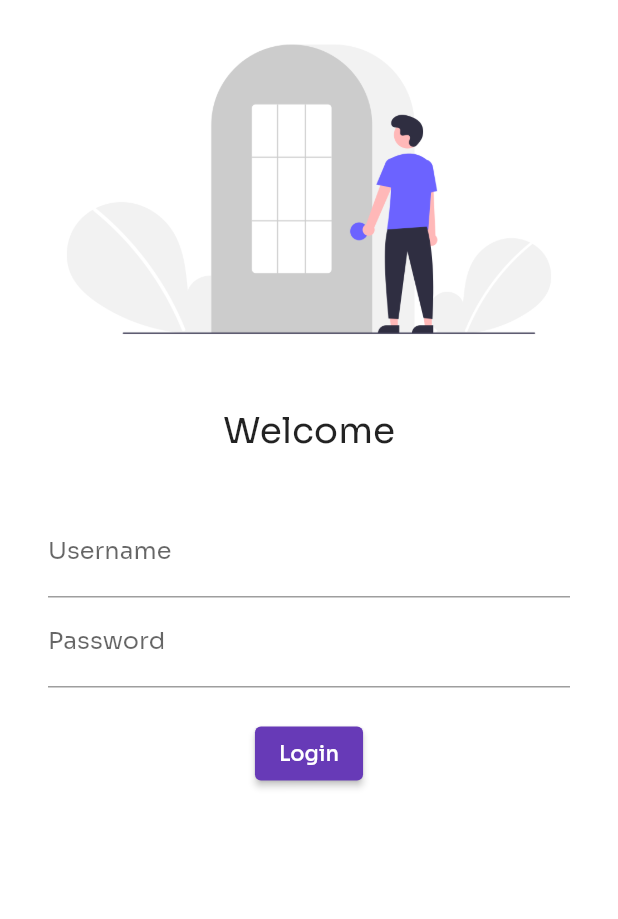
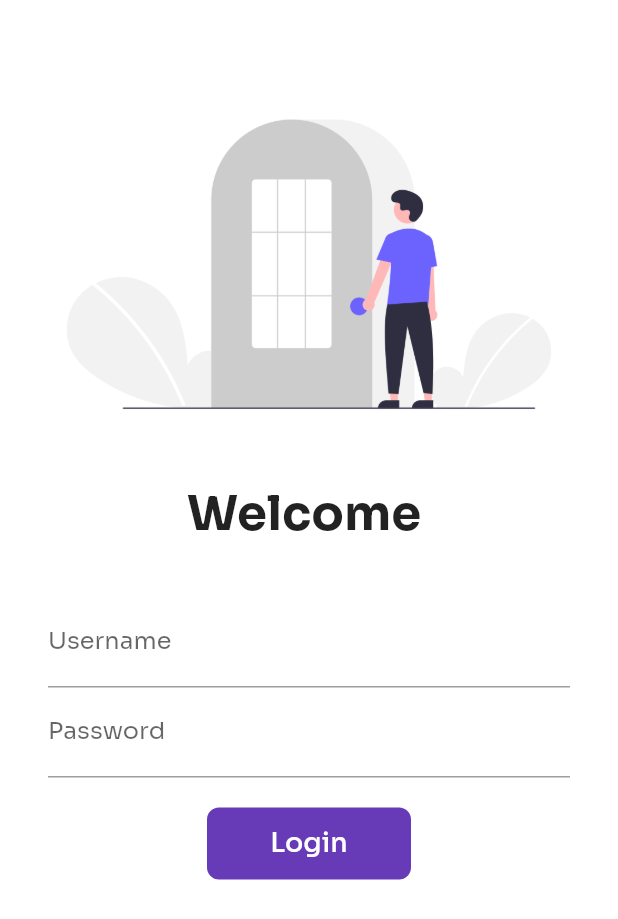
Before and after one commit to sahilpabale/catalog_app, a Flutter app: the screen it shows after launch, on a phone screen of 412 x 824 dp. Shown: the top 919 px of the screen. Run offline on Flutter 3.47's test engine with Material 2 defaults, Android fonts, the phone set to English and light mode, and no system bars; our stand-ins replace google_fonts.

Commit message:
implemented login button animation

```diff
--- a/lib/main.dart
+++ b/lib/main.dart
@@ -1,3 +1,4 @@
+import 'package:catalog_app/utils/routes.dart';
 import 'package:flutter/material.dart';
 import 'package:google_fonts/google_fonts.dart';
 import 'pages/home_page.dart';
@@ -20,8 +21,8 @@ class MyApp extends StatelessWidget {
       ),
       routes: {
         "/": (context) => Login(),
-        "/home": (context) => Home(),
-        "/login": (context) => Login(),
+        MyRoutes.homeRoute: (context) => Home(),
+        MyRoutes.loginRoute: (context) => Login(),
       },
     );
   }
--- a/lib/pages/login_page.dart
+++ b/lib/pages/login_page.dart
@@ -1,21 +1,40 @@
+import 'package:catalog_app/utils/routes.dart';
 import 'package:flutter/material.dart';
 
-class Login extends StatelessWidget {
+class Login extends StatefulWidget {
   const Login({Key? key}) : super(key: key);
+
+  @override
+  _LoginState createState() => _LoginState();
+}
+
+class _LoginState extends State<Login> {
+  String username = "";
+  bool changeButton = false;
 
   @override
   Widget build(BuildContext context) {
     return Material(
       color: Colors.white,
+      child: SingleChildScrollView(
         child: Column(
           children: [
-          Image.asset("resources/images/login_hero.png"),
+            SizedBox(
+              height: 50,
+            ),
+            Image.asset(
+              "resources/images/login_hero.png",
+              fit: BoxFit.cover,
+            ),
             SizedBox(
               height: 20,
             ),
             Text(
-            "Welcome",
-            style: TextStyle(fontSize: 24.0),
+              "Welcome $username",
+              style: TextStyle(
+                fontSize: 32,
+                fontWeight: FontWeight.bold,
+              ),
             ),
             SizedBox(
               height: 20,
@@ -25,6 +44,10 @@ class Login extends StatelessWidget {
               child: Column(
                 children: [
                   TextFormField(
+                    onChanged: (content) {
+                      username = content;
+                      setState(() {});
+                    },
                     decoration: InputDecoration(
                         hintText: "Enter Username", labelText: "Username"),
                   ),
@@ -36,16 +59,56 @@ class Login extends StatelessWidget {
                   SizedBox(
                     height: 20,
                   ),
-                ElevatedButton(
-                  child: Text("Login"),
-                  style: TextButton.styleFrom(),
-                  onPressed: () {},
+                  InkWell(
+                    onTap: () async {
+                      setState(() {
+                        changeButton = true;
+                      });
+                      await Future.delayed(Duration(milliseconds: 600));
+                      Navigator.pushNamed(context, MyRoutes.homeRoute);
+                    },
+                    child: AnimatedContainer(
+                      duration: Duration(milliseconds: 450),
+                      height: 48,
+                      width: changeButton ? 50 : 136,
+                      alignment: Alignment.center,
+                      child: changeButton
+                          ? Icon(
+                              Icons.done,
+                              color: Colors.white,
                             )
+                          : Text(
+                              "Login",
+                              style: TextStyle(
+                                  fontSize: 18,
+                                  fontWeight: FontWeight.w500,
+                                  color: Colors.white),
+                            ),
+                      decoration: BoxDecoration(
+                        color: Colors.deepPurple,
+                        // shape:
+                        //     changeButton ? BoxShape.circle : BoxShape.rectangle,
+                        borderRadius:
+                            BorderRadius.circular(changeButton ? 50 : 8),
+                      ),
+                    ),
+                  )
+                  // ElevatedButton(
+                  //   child: Text("Login"),
+                  //   style: TextButton.styleFrom(
+                  //     minimumSize: Size(128, 40),
+                  //     textStyle: TextStyle(fontSize: 18),
+                  //   ),
+                  //   onPressed: () {
+                  //     Navigator.pushNamed(context, MyRoutes.homeRoute);
+                  //   },
+                  // )
                 ],
               ),
             ),
           ],
         ),
+      ),
     );
   }
 }
--- /dev/null
+++ b/lib/utils/routes.dart
@@ -0,0 +1,4 @@
+class MyRoutes {
+  static String loginRoute = "/login";
+  static String homeRoute = "/home";
+}
```
Lines whose indentation alone changed are shown as unchanged.
